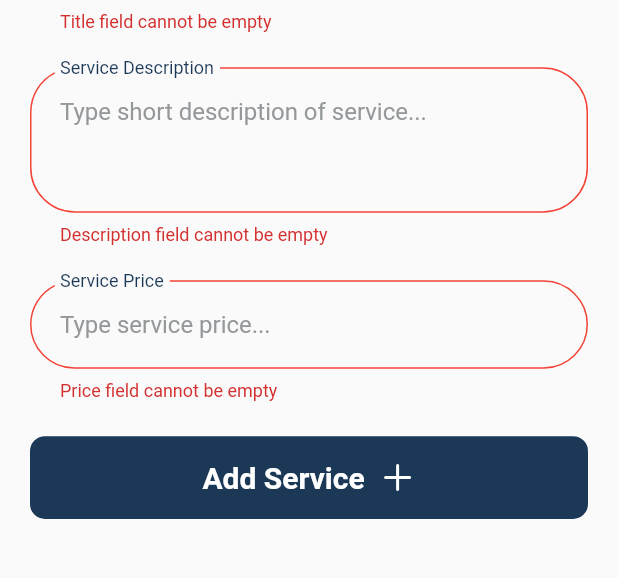
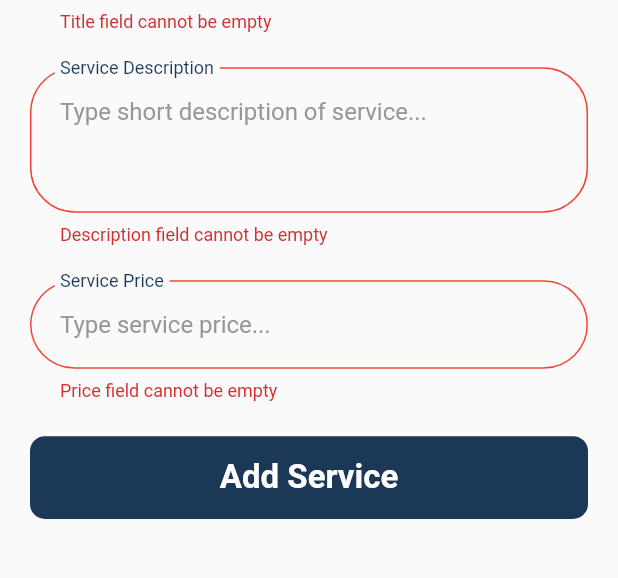
Before and after one commit to lakshya46jain/h4y-partner, a Flutter app: the AddServiceScreen screen opened directly, after a tap on "Add Service", on a phone screen of 412 x 824 dp, the part 205-783 px from its top. Run offline on Flutter 3.47's test engine with Material 2 defaults, Android fonts, the phone set to English and light mode, and no system bars; our stand-ins replace cached_network_image, cloud_firestore, firebase_auth, firebase_core, firebase_storage, fluentui_system_icons and 8 more; missing offline and left inert: rate_my_app, wiredash; accounts and stored records are empty; network calls fail; project files that could hold a hidden picture were left out.

Commit message:
Redesigned Signature Button

```diff
--- a/lib/constants/signature_button.dart
+++ b/lib/constants/signature_button.dart
@@ -7,10 +7,13 @@ class SignatureButton extends StatelessWidget {
   final Function onTap;
   final String text;
   final IconData icon;
+  final bool withIcon;
+
   SignatureButton({
-    this.onTap,
-    this.text,
+    @required this.onTap,
+    @required this.text,
     this.icon,
+    @required this.withIcon,
   });
 
   @override
@@ -30,7 +33,8 @@ class SignatureButton extends StatelessWidget {
             vertical: 10.0,
             horizontal: 20.0,
           ),
-          child: Row(
+          child: (withIcon == true)
+              ? Row(
                   mainAxisAlignment: MainAxisAlignment.center,
                   children: [
                     Align(
@@ -56,6 +60,17 @@ class SignatureButton extends StatelessWidget {
                       ),
                     ),
                   ],
+                )
+              : Align(
+                  alignment: Alignment.center,
+                  child: Text(
+                    text,
+                    style: TextStyle(
+                      fontSize: 22.0,
+                      color: Colors.white,
+                      fontWeight: FontWeight.bold,
+                    ),
+                  ),
                 ),
         ),
       ),
--- a/lib/secondary_screens/delete_account_screen/body.dart
+++ b/lib/secondary_screens/delete_account_screen/body.dart
@@ -61,6 +61,7 @@ class Body extends StatelessWidget {
             ),
             SignatureButton(
               onTap: () {},
+              withIcon: true,
               text: "Continue",
               icon: FluentIcons.arrow_right_24_regular,
             ),
--- a/lib/secondary_screens/phone_auth_screen/body.dart
+++ b/lib/secondary_screens/phone_auth_screen/body.dart
@@ -89,6 +89,7 @@ class _BodyState extends State<Body> {
                   );
                 }
               },
+              withIcon: true,
               text: "Continue",
               icon: FluentIcons.arrow_right_24_regular,
             ),
--- a/lib/secondary_screens/register_profile_screen/body.dart
+++ b/lib/secondary_screens/register_profile_screen/body.dart
@@ -95,6 +95,7 @@ class Body extends StatelessWidget {
                   ),
                   child: SignatureButton(
                     text: "Continue",
+                    withIcon: true,
                     icon: FluentIcons.arrow_right_24_regular,
                     onTap: () async {
                       // Upload Picture to Firebase
```
Lines whose indentation alone changed are shown as unchanged.
